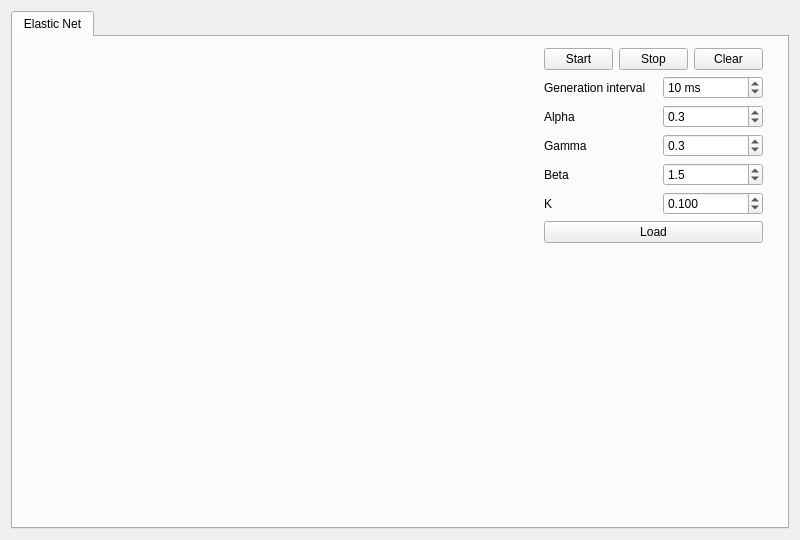
Before: the Qt Designer form HPC_TSP_GUI/mainwindow.ui in chrisspi/HPCTravelingSalesman, drawn with Qt 5.
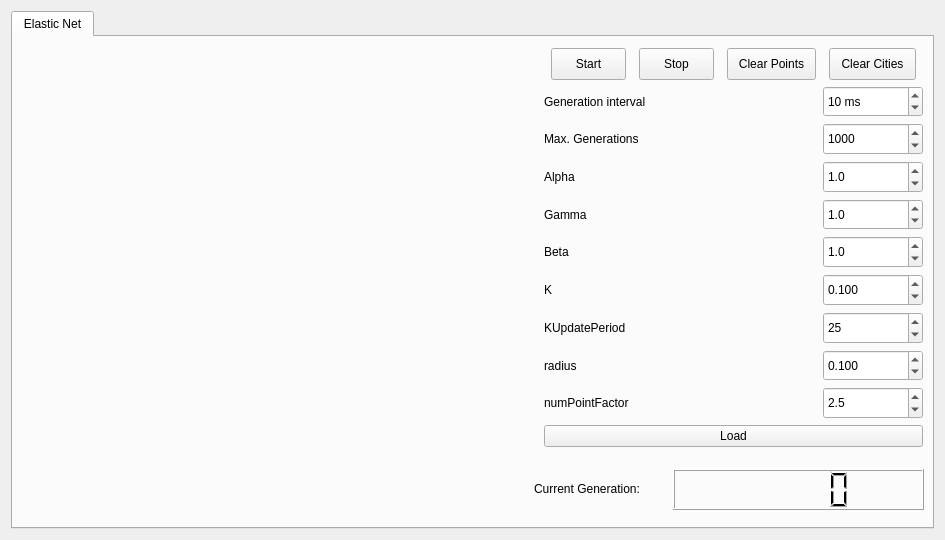
After: the same form once the commit is applied.

Commit message: fix gui, add tweak buttons, add generation count

What changed in the file:
```diff
--- a/HPC_TSP_GUI/mainwindow.ui
+++ b/HPC_TSP_GUI/mainwindow.ui
@@ -6,7 +6,7 @@
    <rect>
     <x>0</x>
     <y>0</y>
-    <width>800</width>
+    <width>945</width>
     <height>540</height>
    </rect>
   </property>
@@ -51,7 +51,7 @@
            <rect>
             <x>520</x>
             <y>0</y>
-            <width>241</width>
+            <width>401</width>
             <height>421</height>
            </rect>
           </property>
@@ -91,12 +91,25 @@
               <widget class="QPushButton" name="clearButton2">
                <property name="maximumSize">
                 <size>
-                 <width>75</width>
+                 <width>89</width>
                  <height>32</height>
                 </size>
                </property>
                <property name="text">
-                <string>Clear</string>
+                <string>Clear Points</string>
+               </property>
+              </widget>
+             </item>
+             <item>
+              <widget class="QPushButton" name="clearCitiesButton">
+               <property name="maximumSize">
+                <size>
+                 <width>87</width>
+                 <height>32</height>
+                </size>
+               </property>
+               <property name="text">
+                <string>Clear Cities</string>
                </property>
               </widget>
              </item>
@@ -141,6 +154,39 @@
              </item>
             </layout>
            </item>
+           <item>
+            <layout class="QHBoxLayout" name="controlLayout_14">
+             <property name="sizeConstraint">
+              <enum>QLayout::SetDefaultConstraint</enum>
+             </property>
+             <item>
+              <widget class="QLabel" name="label2_8">
+               <property name="text">
+                <string>Max. Generations</string>
+               </property>
+              </widget>
+             </item>
+             <item>
+              <widget class="QSpinBox" name="maxGenerationsBox">
+               <property name="maximumSize">
+                <size>
+                 <width>100</width>
+                 <height>32</height>
+                </size>
+               </property>
+               <property name="minimum">
+                <number>1</number>
+               </property>
+               <property name="maximum">
+                <number>100000</number>
+               </property>
+               <property name="value">
+                <number>1000</number>
+               </property>
+              </widget>
+             </item>
+            </layout>
+           </item>
            <item>
             <layout class="QHBoxLayout" name="controlLayout_6">
              <property name="sizeConstraint">
@@ -174,7 +220,7 @@
                 <double>0.100000000000000</double>
                </property>
                <property name="value">
-                <double>0.300000000000000</double>
+                <double>1.000000000000000</double>
                </property>
               </widget>
              </item>
@@ -213,7 +259,7 @@
                 <double>0.100000000000000</double>
                </property>
                <property name="value">
-                <double>0.300000000000000</double>
+                <double>1.000000000000000</double>
                </property>
               </widget>
              </item>
@@ -252,7 +298,7 @@
                 <double>0.100000000000000</double>
                </property>
                <property name="value">
-                <double>1.500000000000000</double>
+                <double>1.000000000000000</double>
                </property>
               </widget>
              </item>
@@ -297,6 +343,114 @@
              </item>
             </layout>
            </item>
+           <item>
+            <layout class="QHBoxLayout" name="controlLayout_9">
+             <property name="sizeConstraint">
+              <enum>QLayout::SetDefaultConstraint</enum>
+             </property>
+             <item>
+              <widget class="QLabel" name="label2_7">
+               <property name="text">
+                <string>KUpdatePeriod</string>
+               </property>
+              </widget>
+             </item>
+             <item>
+              <widget class="QSpinBox" name="kUpdatePeriodBox">
+               <property name="maximumSize">
+                <size>
+                 <width>100</width>
+                 <height>32</height>
+                </size>
+               </property>
+               <property name="value">
+                <number>25</number>
+               </property>
+              </widget>
+             </item>
+            </layout>
+           </item>
+           <item>
+            <layout class="QHBoxLayout" name="controlLayout_10">
+             <property name="sizeConstraint">
+              <enum>QLayout::SetDefaultConstraint</enum>
+             </property>
+             <item>
+              <widget class="QLabel" name="radiusLabel">
+               <property name="text">
+                <string>radius</string>
+               </property>
+              </widget>
+             </item>
+             <item>
+              <widget class="QDoubleSpinBox" name="radiusBox">
+               <property name="maximumSize">
+                <size>
+                 <width>100</width>
+                 <height>32</height>
+                </size>
+               </property>
+               <property name="decimals">
+                <number>3</number>
+               </property>
+               <property name="minimum">
+                <double>0.000000000000000</double>
+               </property>
+               <property name="maximum">
+                <double>0.300000000000000</double>
+               </property>
+               <property name="singleStep">
+                <double>0.010000000000000</double>
+               </property>
+               <property name="value">
+                <double>0.100000000000000</double>
+               </property>
+              </widget>
+             </item>
+            </layout>
+           </item>
+           <item>
+            <layout class="QHBoxLayout" name="controlLayout_13">
+             <property name="sizeConstraint">
+              <enum>QLayout::SetDefaultConstraint</enum>
+             </property>
+             <item>
+              <widget class="QLabel" name="label2_11">
+               <property name="text">
+                <string>numPointFactor</string>
+               </property>
+              </widget>
+             </item>
+             <item>
+              <widget class="QDoubleSpinBox" name="numPointFactorBox">
+               <property name="maximumSize">
+                <size>
+                 <width>100</width>
+                 <height>32</height>
+                </size>
+               </property>
+               <property name="decimals">
+                <number>1</number>
+               </property>
+               <property name="minimum">
+                <double>0.000000000000000</double>
+               </property>
+               <property name="maximum">
+                <double>10.000000000000000</double>
+               </property>
+               <property name="singleStep">
+                <double>0.100000000000000</double>
+               </property>
+               <property name="stepType">
+                <enum>QAbstractSpinBox::DefaultStepType</enum>
+               </property>
+               <property name="value">
+                <double>2.500000000000000</double>
+               </property>
+              </widget>
+             </item>
+            </layout>
+           </item>
            <item>
             <widget class="QPushButton" name="loadButton_2">
              <property name="text">
@@ -304,21 +458,31 @@
              </property>
             </widget>
            </item>
-           <item>
-            <spacer name="verticalSpacer_3">
-             <property name="orientation">
-              <enum>Qt::Vertical</enum>
-             </property>
-             <property name="sizeHint" stdset="0">
-              <size>
-               <width>20</width>
-               <height>40</height>
-              </size>
-             </property>
-            </spacer>
-           </item>
           </layout>
          </widget>
+         <widget class="QLCDNumber" name="lcdNumber">
+          <property name="geometry">
+           <rect>
+            <x>660</x>
+            <y>432</y>
+            <width>251</width>
+            <height>41</height>
+           </rect>
+          </property>
+         </widget>
+         <widget class="QLabel" name="label">
+          <property name="geometry">
+           <rect>
+            <x>521</x>
+            <y>426</y>
+            <width>141</width>
+            <height>51</height>
+           </rect>
+          </property>
+          <property name="text">
+           <string>Current Generation:</string>
+          </property>
+         </widget>
         </widget>
        </widget>
       </item>
```
The commit also changes 3 other files.
